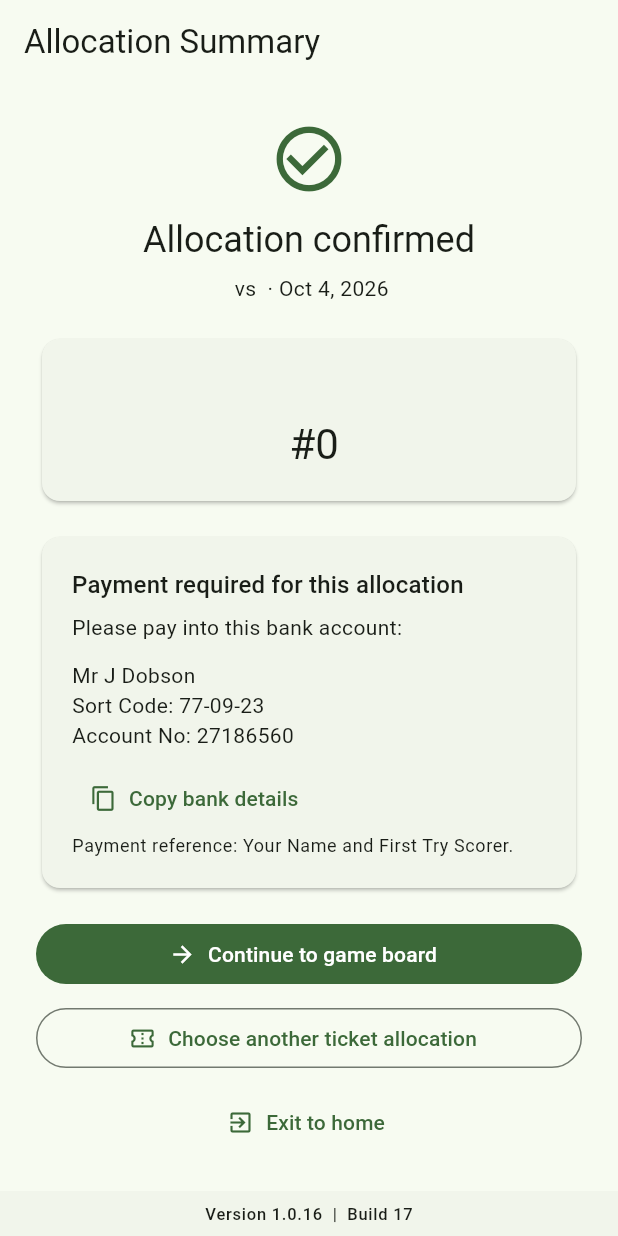
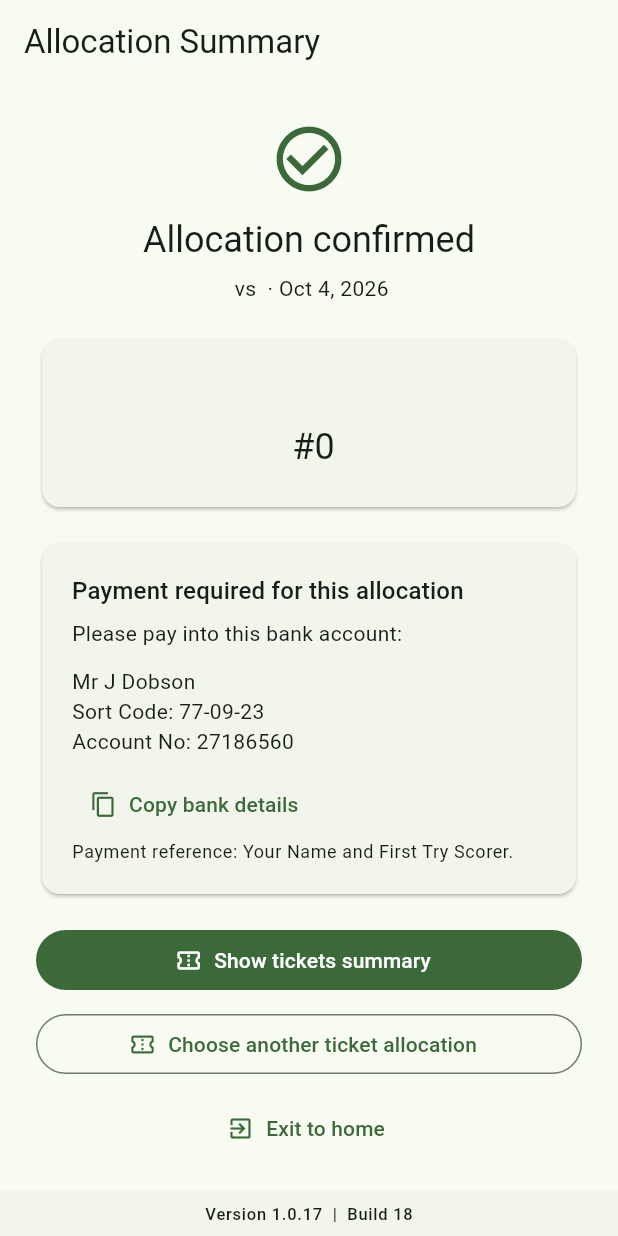
Before and after one commit to toptighty-gmail/FirstTryScorer, a Flutter app: the DrawConfirmationScreen screen opened directly with empty values, on a phone screen of 412 x 824 dp. Run offline on Flutter 3.47's test engine with Material 3 defaults, Android fonts, the phone set to English and light mode, and no system bars; our stand-ins replace package_info_plus, pdf, printing, shared_preferences, supabase_flutter; accounts and stored records are empty.

Commit message:
Add ticket summary and 50/50 acknowledgement
Bump app version to 1.0.17+18

Co-authored-by: Copilot <223556219+Copilot@users.noreply.github.com>

```diff
--- a/lib/main.dart
+++ b/lib/main.dart
@@ -64,7 +64,7 @@ class _AppVersionFooterState extends State<_AppVersionFooter> {
             builder: (context, snapshot) {
               final label = snapshot.hasData
                   ? 'Version ${snapshot.data!.version}  |  Build ${snapshot.data!.buildNumber}'
-                  : 'Version 1.0.16  |  Build 17';
+                  : 'Version 1.0.17  |  Build 18';
               return Center(
                 child: Text(
                   label,
--- a/lib/screens/draw_confirmation_screen.dart
+++ b/lib/screens/draw_confirmation_screen.dart
@@ -4,15 +4,18 @@ import 'package:intl/intl.dart';
 
 import '../models/game.dart';
 import '../models/pick.dart';
+import '../services/auth_service.dart';
+import '../services/game_service.dart';
 import 'game_board_screen.dart';
 import 'home_screen.dart';
 import 'join_game_screen.dart';
 
-class DrawConfirmationScreen extends StatelessWidget {
+class DrawConfirmationScreen extends StatefulWidget {
   final Game game;
   final String playerName;
   final PickTeam team;
   final int number;
+  final List<DrawResult> previousAllocations;
 
   const DrawConfirmationScreen({
     super.key,
@@ -20,10 +23,33 @@ class DrawConfirmationScreen extends StatelessWidget {
     required this.playerName,
     required this.team,
     required this.number,
+    this.previousAllocations = const [],
   });
 
+  @override
+  State<DrawConfirmationScreen> createState() => _DrawConfirmationScreenState();
+}
+
+class _DrawConfirmationScreenState extends State<DrawConfirmationScreen> {
   static const _bankDetails =
       'Mr J Dobson\nSort Code: 77-09-23\nAccount No: 27186560';
+
+  late Future<bool> _adminFuture;
+
+  List<DrawResult> get _allocations => [
+    ...widget.previousAllocations,
+    DrawResult(team: widget.team, number: widget.number),
+  ];
+
+  @override
+  void initState() {
+    super.initState();
+    _adminFuture = _loadAdminStatus();
+  }
+
+  Future<bool> _loadAdminStatus() => AuthService.isInitialized
+      ? AuthService.isCurrentUserAdmin()
+      : Future.value(false);
 
   Future<void> _copyBankDetails(BuildContext context) async {
     await Clipboard.setData(const ClipboardData(text: _bankDetails));
@@ -35,11 +61,90 @@ class DrawConfirmationScreen extends StatelessWidget {
     );
   }
 
+  Future<void> _showTicketSummary() async {
+    final price = NumberFormat.currency(
+      locale: 'en_GB',
+      symbol: '£',
+    );
+    await showDialog<void>(
+      context: context,
+      builder: (context) => AlertDialog(
+        title: const Text('Your ticket summary'),
+        content: SizedBox(
+          width: 360,
+          child: ConstrainedBox(
+            constraints: const BoxConstraints(maxHeight: 400),
+            child: SingleChildScrollView(
+              child: Column(
+                mainAxisSize: MainAxisSize.min,
+                crossAxisAlignment: CrossAxisAlignment.stretch,
+                children: [
+                  Text(
+                    '${_allocations.length} ticket${_allocations.length == 1 ? '' : 's'} for ${widget.playerName}',
+                  ),
+                  const SizedBox(height: 12),
+                  ..._allocations.asMap().entries.map((entry) {
+                    final teamName = entry.value.team == PickTeam.home
+                        ? widget.game.homeTeamName
+                        : widget.game.awayTeamName;
+                    return Padding(
+                      padding: const EdgeInsets.only(bottom: 8),
+                      child: Text(
+                        'Ticket ${entry.key + 1}: $teamName #${entry.value.number}',
+                      ),
+                    );
+                  }),
+                  const Divider(),
+                  Text(
+                    'Total: ${price.format(widget.game.ticketPrice * _allocations.length)}',
+                  ),
+                  const SizedBox(height: 8),
+                  const Text('Winnings are split 50/50.'),
+                ],
+              ),
+            ),
+          ),
+        ),
+        actions: [
+          FilledButton(
+            onPressed: () => Navigator.of(context).pop(),
+            child: const Text('Close'),
+          ),
+        ],
+      ),
+    );
+  }
+
+  Future<void> _onPrimaryAction(bool isAdmin) async {
+    if (!isAdmin) {
+      await _showTicketSummary();
+      return;
+    }
+
+    try {
+      final stillAdmin = await _loadAdminStatus();
+      if (!mounted) return;
+      if (!stillAdmin) {
+        setState(() => _adminFuture = Future.value(false));
+        await _showTicketSummary();
+        return;
+      }
+      Navigator.of(context).pushReplacement(
+        MaterialPageRoute(
+          builder: (_) => GameBoardScreen(gameId: widget.game.id),
+        ),
+      );
+    } catch (error) {
+      if (!mounted) return;
+      ScaffoldMessenger.of(context).showSnackBar(
+        SnackBar(content: Text('Could not verify admin access: $error')),
+      );
+      setState(() => _adminFuture = _loadAdminStatus());
+    }
+  }
+
   @override
   Widget build(BuildContext context) {
-    final teamName = team == PickTeam.home
-        ? game.homeTeamName
-        : game.awayTeamName;
     final colorScheme = Theme.of(context).colorScheme;
 
     return Scaffold(
@@ -70,7 +175,7 @@ class DrawConfirmationScreen extends StatelessWidget {
                       ),
                       const SizedBox(height: 6),
                       Text(
-                        '${game.homeTeamName} vs ${game.awayTeamName} · ${DateFormat.yMMMd().format(game.matchDate)}',
+                        '${widget.game.homeTeamName} vs ${widget.game.awayTeamName} · ${DateFormat.yMMMd().format(widget.game.matchDate)}',
                         textAlign: TextAlign.center,
                         style: Theme.of(context).textTheme.bodyMedium,
                       ),
@@ -81,17 +186,25 @@ class DrawConfirmationScreen extends StatelessWidget {
                           child: Column(
                             children: [
                               Text(
-                                playerName,
+                                widget.playerName,
                                 style: Theme.of(context).textTheme.titleMedium,
                               ),
                               const SizedBox(height: 8),
-                              Text(
-                                '$teamName #$number',
-                                textAlign: TextAlign.center,
-                                style: Theme.of(
-                                  context,
-                                ).textTheme.headlineMedium,
-                              ),
+                              ..._allocations.asMap().entries.map((entry) {
+                                final teamName = entry.value.team == PickTeam.home
+                                    ? widget.game.homeTeamName
+                                    : widget.game.awayTeamName;
+                                return Padding(
+                                  padding: const EdgeInsets.symmetric(vertical: 4),
+                                  child: Text(
+                                    _allocations.length == 1
+                                        ? '$teamName #${entry.value.number}'
+                                        : 'Ticket ${entry.key + 1}: $teamName #${entry.value.number}',
+                                    textAlign: TextAlign.center,
+                                    style: Theme.of(context).textTheme.headlineSmall,
+                                  ),
+                                );
+                              }),
                             ],
                           ),
                         ),
@@ -129,22 +242,55 @@ class DrawConfirmationScreen extends StatelessWidget {
                         ),
                       ),
                       const SizedBox(height: 16),
-                      FilledButton.icon(
-                        onPressed: () => Navigator.of(context).pushReplacement(
-                          MaterialPageRoute(
-                            builder: (_) => GameBoardScreen(gameId: game.id),
-                          ),
-                        ),
-                        icon: const Icon(Icons.arrow_forward),
-                        label: const Text('Continue to game board'),
+                      FutureBuilder<bool>(
+                        future: _adminFuture,
+                        builder: (context, snapshot) {
+                          if (snapshot.hasError) {
+                            return Column(
+                              children: [
+                                Text(
+                                  'Could not verify admin access.',
+                                  style: TextStyle(color: colorScheme.error),
+                                ),
+                                TextButton(
+                                  onPressed: () => setState(
+                                    () => _adminFuture = _loadAdminStatus(),
+                                  ),
+                                  child: const Text('Try again'),
+                                ),
+                              ],
+                            );
+                          }
+                          if (!snapshot.hasData) {
+                            return const FilledButton(
+                              onPressed: null,
+                              child: Text('Checking admin access...'),
+                            );
+                          }
+                          final isAdmin = snapshot.data!;
+                          return FilledButton.icon(
+                            onPressed: () => _onPrimaryAction(isAdmin),
+                            icon: Icon(
+                              isAdmin
+                                  ? Icons.arrow_forward
+                                  : Icons.confirmation_number_outlined,
+                            ),
+                            label: Text(
+                              isAdmin
+                                  ? 'Continue to game board'
+                                  : 'Show tickets summary',
+                            ),
+                          );
+                        },
                       ),
                       const SizedBox(height: 8),
                       OutlinedButton.icon(
                         onPressed: () => Navigator.of(context).pushReplacement(
                           MaterialPageRoute(
                             builder: (_) => JoinGameScreen(
-                              initialJoinCode: game.joinCode,
-                              initialName: playerName,
+                              initialJoinCode: widget.game.joinCode,
+                              initialName: widget.playerName,
+                              previousAllocations: _allocations,
                             ),
                           ),
                         ),
--- a/lib/widgets/ticket_payment_agreement_dialog.dart
+++ b/lib/widgets/ticket_payment_agreement_dialog.dart
@@ -29,7 +29,9 @@ class _TicketPaymentAgreementDialogState
         controlAffinity: ListTileControlAffinity.leading,
         value: _agreed,
         onChanged: (value) => setState(() => _agreed = value ?? false),
-        title: Text('I agree to pay $price for my ticket allocation.'),
+        title: Text(
+          'I agree to pay $price for my ticket allocation and confirm I understand this game has a 50/50 split on any winnings.',
+        ),
       ),
       actions: [
         TextButton(
--- a/pubspec.yaml
+++ b/pubspec.yaml
@@ -16,7 +16,7 @@ publish_to: 'none' # Remove this line if you wish to publish to pub.dev
 # https://developer.apple.com/library/archive/documentation/General/Reference/InfoPlistKeyReference/Articles/CoreFoundationKeys.html
 # In Windows, build-name is used as the major, minor, and patch parts
 # of the product and file versions while build-number is used as the build suffix.
-version: 1.0.16+17
+version: 1.0.17+18
 
 environment:
   sdk: ^3.12.2
```
Also changed, not shown: lib/screens/join_game_screen.dart (+10 -2 lines), 1 other file.
